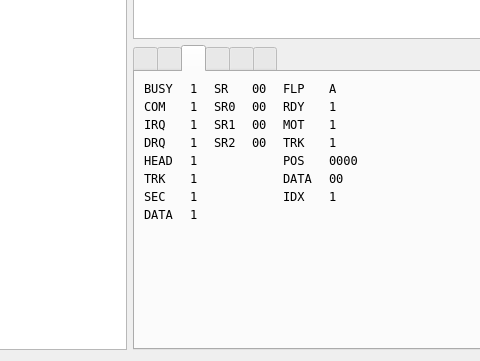
samstyle/Xpeccy, file ui/debuger.ui: the form before one commit; both pictures show x 395 to 875 and y 315 to 676 of the 968 by 676 pixel window.
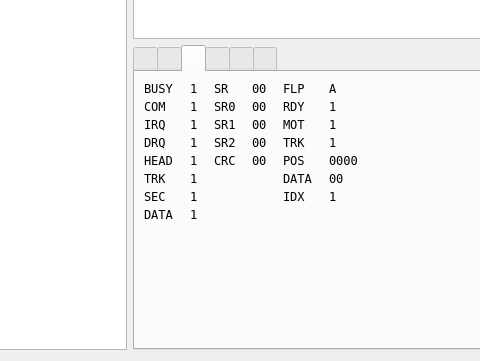
The form after the commit. The open tabs and pages were chosen to show the change. Icons and pictures are not drawn. Custom widgets are drawn as their Qt base class.

Diff of the .ui file:
```diff
--- a/ui/debuger.ui
+++ b/ui/debuger.ui
@@ -6,8 +6,8 @@
    <rect>
     <x>0</x>
     <y>0</y>
-    <width>884</width>
-    <height>607</height>
+    <width>886</width>
+    <height>648</height>
    </rect>
   </property>
   <property name="font">
@@ -1679,6 +1679,20 @@
            </property>
           </widget>
          </item>
+         <item row="4" column="2">
+          <widget class="QLabel" name="label_2">
+           <property name="text">
+            <string>CRC</string>
+           </property>
+          </widget>
+         </item>
+         <item row="4" column="3">
+          <widget class="QLabel" name="flpCRC">
+           <property name="text">
+            <string>00</string>
+           </property>
+          </widget>
+         </item>
         </layout>
        </widget>
        <widget class="QWidget" name="brkTab">
```
Left out of the diff: 2 changed lines with no effect on the pictures.
